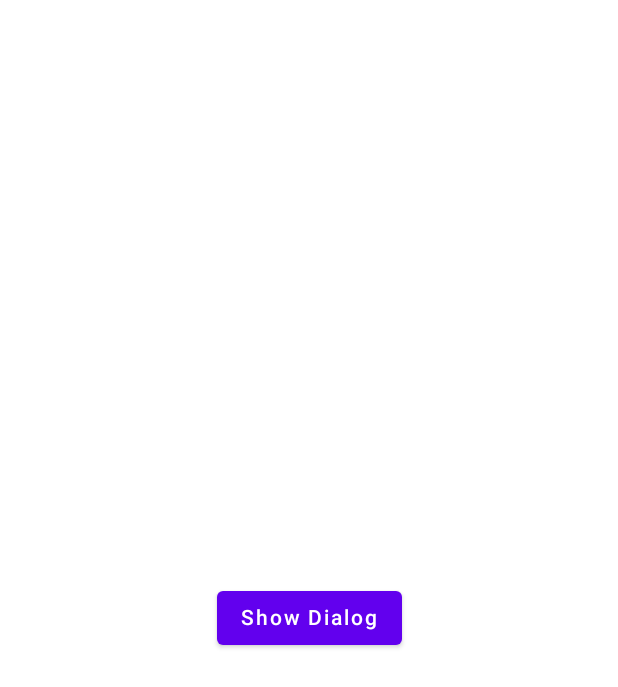
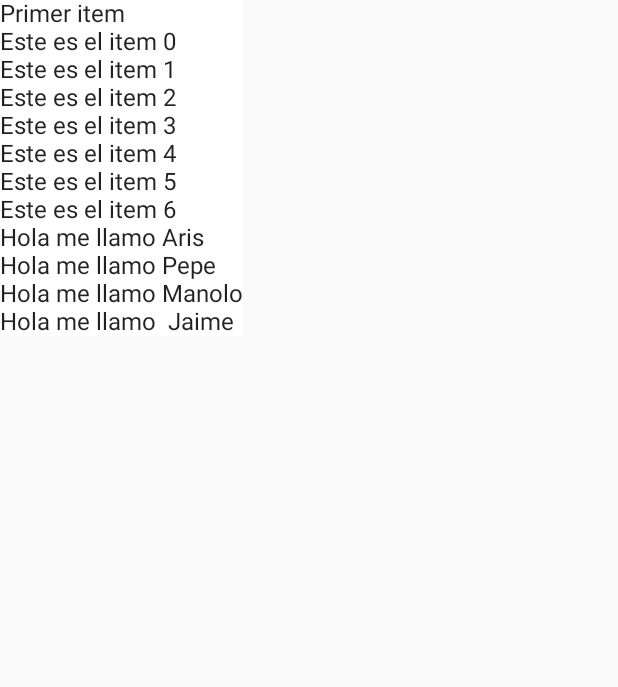
Before and after one commit to Drubico/curso-kotlin, an Android app built with Jetpack Compose: the screen it shows after launch (MainActivity), on a phone screen of 412 x 824 dp. Shown: the top 687 px of the screen. Run offline under Robolectric (Android 15) with nearby library versions, the phone set to English and light mode, and no system bars.

Commit message:
✨ Agregando ejemplo basico de recyclerview

```diff
--- a/JetpackComposeCatalogo/app/src/main/java/com/example/jetpackcomposecatalogo/MainActivity.kt
+++ b/JetpackComposeCatalogo/app/src/main/java/com/example/jetpackcomposecatalogo/MainActivity.kt
@@ -1,26 +1,31 @@
 package com.example.jetpackcomposecatalogo
 
-import android.icu.text.CaseMap.Title
 import android.os.Bundle
-import android.util.Log
-import android.widget.Space
 import androidx.activity.ComponentActivity
 import androidx.activity.compose.setContent
 import androidx.compose.foundation.background
 import androidx.compose.foundation.horizontalScroll
-import androidx.compose.foundation.layout.*
+import androidx.compose.foundation.layout.Arrangement
+import androidx.compose.foundation.layout.Box
+import androidx.compose.foundation.layout.Column
+import androidx.compose.foundation.layout.Row
+import androidx.compose.foundation.layout.Spacer
+import androidx.compose.foundation.layout.fillMaxHeight
+import androidx.compose.foundation.layout.fillMaxSize
+import androidx.compose.foundation.layout.fillMaxWidth
+import androidx.compose.foundation.layout.height
+import androidx.compose.foundation.layout.size
+import androidx.compose.foundation.layout.width
 import androidx.compose.foundation.rememberScrollState
 import androidx.compose.foundation.verticalScroll
-import androidx.compose.material.Button
 import androidx.compose.material.MaterialTheme
 import androidx.compose.material.Surface
 import androidx.compose.material.Text
 import androidx.compose.runtime.Composable
 import androidx.compose.runtime.getValue
+import androidx.compose.runtime.mutableStateOf
+import androidx.compose.runtime.saveable.rememberSaveable
 import androidx.compose.runtime.setValue
-import androidx.compose.runtime.mutableStateOf
-import androidx.compose.runtime.remember
-import androidx.compose.runtime.saveable.rememberSaveable
 import androidx.compose.ui.Alignment
 import androidx.compose.ui.Modifier
 import androidx.compose.ui.graphics.Color
@@ -39,130 +44,7 @@ class MainActivity : ComponentActivity() {
                 Surface(
                     color = MaterialTheme.colors.background
                 ) {
-//                    Column() {
-//                        MyTextFieldOutlined()
-//                        var myText by remember {
-//                            mutableStateOf("")
-//                        }
-//                        MyTextFieldWithoutState(myText) { myText = it }
-//                    }
-                    // MyButtonExample()
-                    // MyProgress()
-                    // MyProgressAdvanced()
-//                    MyProgressAdvance()
-//                    MySwitch()
-//                    MyCheckBox()
-//                    MyCheckBoxWithText()
-
-//                    var status by rememberSaveable {
-//                        mutableStateOf(false)
-//                    }
-//                    val checkInfo = CheckInfo(
-//                        title = "El de la lambda",
-//                        selected = status,
-//                        onCheckedChange = { status = it }
-//                    )
-//                    val myOptions = getOptions(listOf("Aris", "Ejemplo", "Pikachu"))
-//
-//                    Column(Modifier.fillMaxSize()) {
-//                        MyCheckBoxWithTextAdvanced(checkInfo)
-//                        myOptions.forEach {
-//                            MyCheckBoxWithTextAdvanced(it)
-//                            Log.i("Estados ","${it.title} -> ${it.selected}" )
-//                        }
-//                        MyTriStatusCheckbox()
-//                    }
-
-//                    Column(Modifier.fillMaxSize()) {
-//                        MyRadioButton()
-//                        var selected by remember {
-//                            mutableStateOf("Aris")
-//                        }
-//                        MyRadioButtonList(selected){selected = it}
-//                    }
-//                    MyCard()
-//                    Column(){
-//                        MyBadgeBox()
-//                        MyDivider()
-//                    }
-//                    MyDropDownMenu()
-//                    BasicSlider()
-//                    AdvanceSlider()
-//                    MyRangeSlider()
-
-                    /*
-                    * My Dialog Example
-                    * */
-//                    var show by rememberSaveable {
-//                        mutableStateOf(false)
-//                    }
-//                    Box(
-//                        Modifier.fillMaxSize(), contentAlignment = Alignment.Center
-//                    ) {
-//                        Button(onClick = { show = true }) {
-//                            Text(text = "Show Dialog")
-//                        }
-//                    }
-//                    MyDialog(
-//                        show = show,
-//                        onDismiss = { show = false },
-//                        onConfirm = { show = false })
-
-                    /*
-                   * My Simple Custom Dialog Example
-                   * */
-//                    var show by rememberSaveable {
-//                        mutableStateOf(false)
-//                    }
-//                    Box(
-//                        Modifier.fillMaxSize(), contentAlignment = Alignment.Center
-//                    ) {
-//                        Button(onClick = { show = true }) {
-//                            Text(text = "Show Dialog")
-//                        }
-//                    }
-//                    MySimpleCustomDialog(
-//                        show = show,
-//                        onDismiss = { show = false },
-//                        onConfirm = { show = false })
-//
-//                }
-
-                    /*
-                     * My Custom Dialog Example
-                     * */
-//                    var show by rememberSaveable {
-//                        mutableStateOf(false)
-//                    }
-//                    Box(
-//                        Modifier.fillMaxSize(), contentAlignment = Alignment.Center
-//                    ) {
-//                        Button(onClick = { show = true }) {
-//                            Text(text = "Show Dialog")
-//                        }
-//                    }
-//                    MyCustomDialog(
-//                        show = show,
-//                        onDismiss = { show = false })
-
-                    /*
-                     * My Confirmation Dialog Example
-                     * */
-                    var show by rememberSaveable {
-                        mutableStateOf(false)
-                    }
-                    Box(
-                        Modifier.fillMaxSize(), contentAlignment = Alignment.Center
-                    ) {
-                        Button(onClick = { show = true }) {
-                            Text(text = "Show Dialog")
-                        }
-                    }
-                    MyConfirmationDialog(
-                        show = show,
-                        onDismiss = { show = false })
-
-                }
+                    SimpleRecyclerView()
                 }
             }
         }
@@ -276,7 +158,8 @@ fun MyBox() {
                     .width(200.dp)
                     .height(200.dp)
                     .background(Color.Cyan)
-                .verticalScroll(rememberScrollState()), contentAlignment = Alignment.BottomCenter
+                    .verticalScroll(rememberScrollState()),
+                contentAlignment = Alignment.BottomCenter
             ) {
 
             }
@@ -295,3 +178,4 @@ fun DefaultPreview() {
             MyText()
         }
     }
+}
--- /dev/null
+++ b/JetpackComposeCatalogo/app/src/main/java/com/example/jetpackcomposecatalogo/Recyclerview.kt
@@ -0,0 +1,25 @@
+package com.example.jetpackcomposecatalogo
+
+import androidx.compose.foundation.lazy.LazyColumn
+import androidx.compose.foundation.lazy.items
+import androidx.compose.material.Text
+import androidx.compose.runtime.Composable
+
+@Composable
+fun SimpleRecyclerView() {
+    val myList = listOf(
+        "Aris", "Pepe", "Manolo", " Jaime "
+    );
+    LazyColumn {
+        item {
+            Text(text = "Primer item")
+        }
+        items(7) {
+            Text(text = "Este es el item $it")
+        }
+        items(myList) {
+            Text(text = "Hola me llamo $it")
+        }
+
+    }
+}
```
Lines whose indentation alone changed are shown as unchanged.
